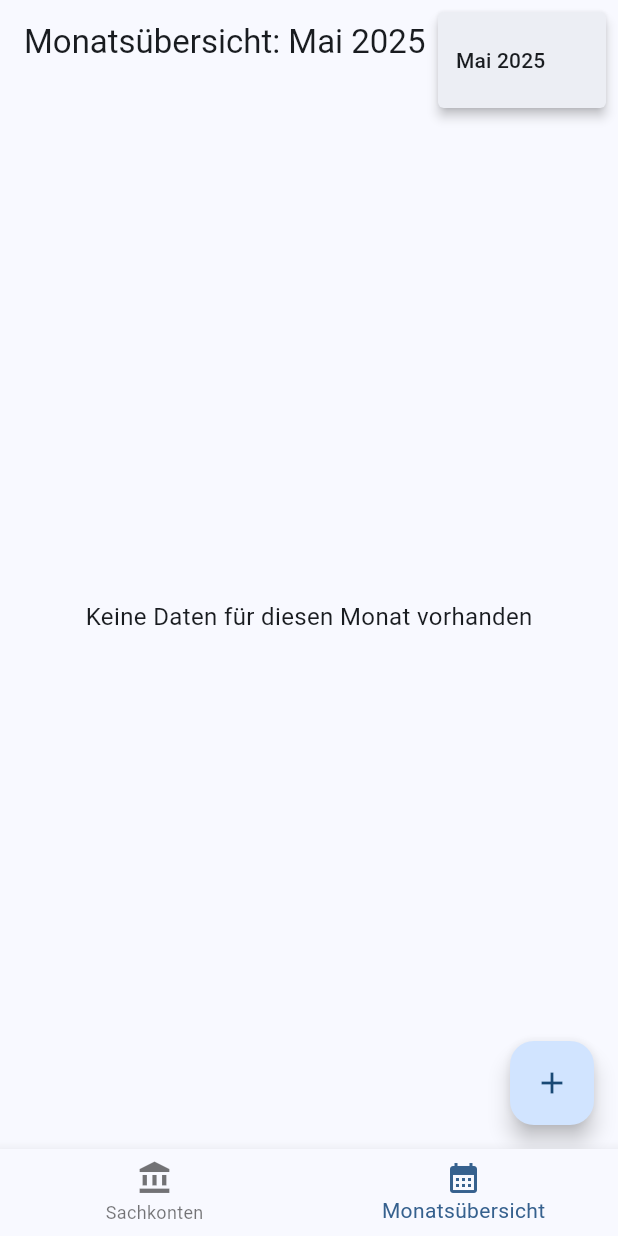
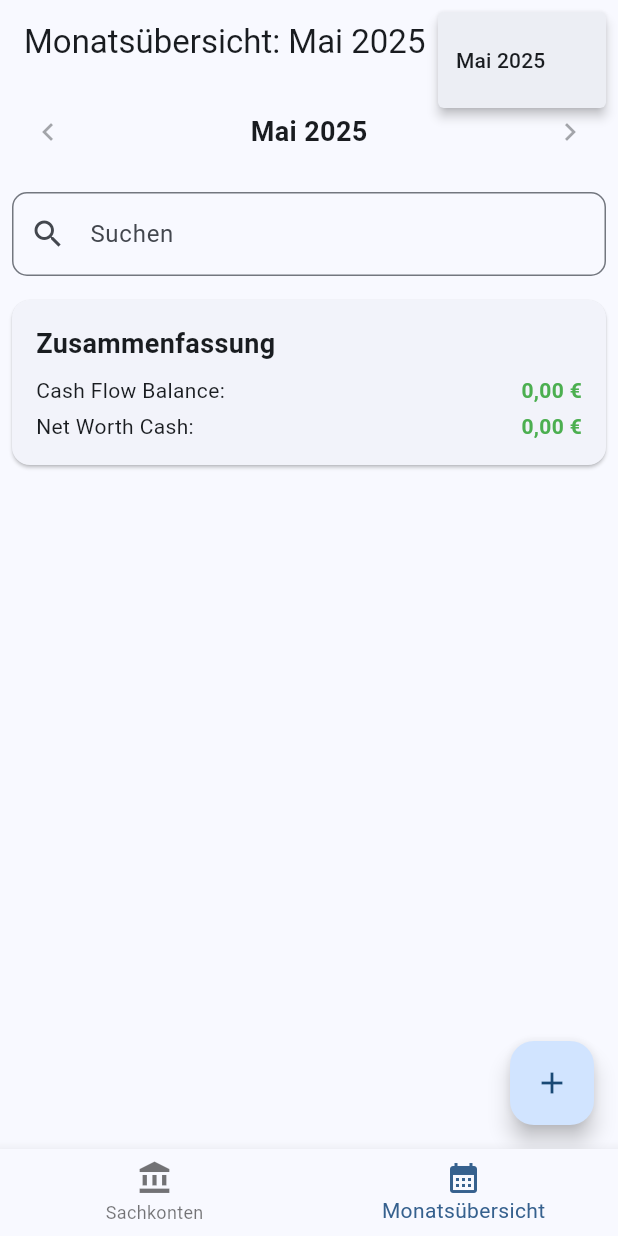
Before and after one commit to Patrick-FL/metacent, a Flutter app: the screen it shows after launch, item 2 of the bottom bar chosen, after a tap on the "calendar month" icon, on a phone screen of 412 x 824 dp. Run offline on Flutter 3.47's test engine with Material 3 defaults, Android fonts, the phone set to English and light mode, and no system bars; our stand-ins replace fl_chart, sqflite_common_ffi; accounts and stored records are empty.

Commit message:
updated views with search filter and build first android version

```diff
--- a/lib/screens/account_list.dart
+++ b/lib/screens/account_list.dart
@@ -12,13 +12,44 @@ class AccountListScreen extends StatefulWidget {
 
 class _AccountListScreenState extends State<AccountListScreen> {
   List<Account> accounts = [];
+  List<Account> filteredAccounts = [];
   List<String> existingGroups = [];
   final dbHelper = DatabaseHelper.instance;
+  final TextEditingController _searchController = TextEditingController();
+  String _searchQuery = '';
 
   @override
   void initState() {
     super.initState();
     _loadAccounts();
+    _searchController.addListener(_onSearchChanged);
+  }
+
+  @override
+  void dispose() {
+    _searchController.removeListener(_onSearchChanged);
+    _searchController.dispose();
+    super.dispose();
+  }
+
+  void _onSearchChanged() {
+    setState(() {
+      _searchQuery = _searchController.text;
+      _filterAccounts();
+    });
+  }
+
+  void _filterAccounts() {
+    if (_searchQuery.isEmpty) {
+      filteredAccounts = accounts;
+    } else {
+      final query = _searchQuery.toLowerCase();
+      filteredAccounts = accounts.where((account) {
+        return account.accountName.toLowerCase().contains(query) ||
+               account.description.toLowerCase().contains(query) ||
+               account.accountGroup.toLowerCase().contains(query);
+      }).toList();
+    }
   }
 
   Future<void> _loadAccounts() async {
@@ -33,6 +64,7 @@ class _AccountListScreenState extends State<AccountListScreen> {
 
     setState(() {
       accounts = loadedAccounts;
+      filteredAccounts = loadedAccounts;
       existingGroups = loadedGroups;
     });
   }
@@ -43,18 +75,49 @@ class _AccountListScreenState extends State<AccountListScreen> {
       appBar: AppBar(
         title: const Text('Sachkonten'),
       ),
-      body: accounts.isEmpty
-          ? const Center(
-              child: Text(
+      body: Column(
+        children: [
+          Padding(
+            padding: const EdgeInsets.all(8.0),
+            child: TextField(
+              controller: _searchController,
+              decoration: InputDecoration(
+                labelText: 'Suchen',
+                hintText: 'Suche nach Kontoname, Beschreibung...',
+                prefixIcon: const Icon(Icons.search),
+                border: OutlineInputBorder(
+                  borderRadius: BorderRadius.circular(10.0),
+                ),
+                suffixIcon: _searchQuery.isNotEmpty
+                  ? IconButton(
+                      icon: const Icon(Icons.clear),
+                      onPressed: () {
+                        _searchController.clear();
+                      },
+                    )
+                  : null,
+              ),
+            ),
+          ),
+          Expanded(
+            child: filteredAccounts.isEmpty
+                ? Center(
+                    child: _searchQuery.isNotEmpty
+                        ? const Text(
+                            'Keine Ergebnisse gefunden',
+                            textAlign: TextAlign.center,
+                            style: TextStyle(fontSize: 16),
+                          )
+                        : const Text(
                             'Keine Sachkonten vorhanden\nKlicken Sie auf + um ein neues Konto anzulegen',
                             textAlign: TextAlign.center,
                             style: TextStyle(fontSize: 16),
                           ),
                   )
                 : ListView.builder(
-              itemCount: accounts.length,
+                    itemCount: filteredAccounts.length,
                     itemBuilder: (context, index) {
-                final account = accounts[index];
+                      final account = filteredAccounts[index];
                       return ListTile(
                         title: Text(account.accountName),
                         subtitle: Column(
@@ -78,6 +141,9 @@ class _AccountListScreenState extends State<AccountListScreen> {
                         onTap: () => _editAccount(account),
                       );
                     },
+                  ),
+          ),
+        ],
       ),
       floatingActionButton: FloatingActionButton(
         onPressed: _createNewAccount,
--- a/lib/screens/monthly_overview.dart
+++ b/lib/screens/monthly_overview.dart
@@ -15,15 +15,55 @@ class MonthlyOverviewScreen extends StatefulWidget {
 class _MonthlyOverviewScreenState extends State<MonthlyOverviewScreen> {
   final dbHelper = DatabaseHelper.instance;
   List<MonthlyBalance> balances = [];
+  List<MonthlyBalance> filteredBalances = [];
   List<Account> accounts = [];
   String selectedMonth = '';
   List<String> availableMonths = [];
   bool isLoading = true;
+  final TextEditingController _searchController = TextEditingController();
+  String _searchQuery = '';
 
   @override
   void initState() {
     super.initState();
     _initializeData();
+    _searchController.addListener(_onSearchChanged);
+  }
+
+  @override
+  void dispose() {
+    _searchController.removeListener(_onSearchChanged);
+    _searchController.dispose();
+    super.dispose();
+  }
+
+  void _onSearchChanged() {
+    setState(() {
+      _searchQuery = _searchController.text;
+      _filterBalances();
+    });
+  }
+
+  void _filterBalances() {
+    if (_searchQuery.isEmpty) {
+      filteredBalances = balances;
+    } else {
+      final query = _searchQuery.toLowerCase();
+      filteredBalances = balances.where((balance) {
+        // Find corresponding account
+        final accountOpt = accounts.where((a) => a.id == balance.accountId).toList();
+        if (accountOpt.isEmpty) {
+          return false;
+        }
+
+        final account = accountOpt.first;
+
+        // Filter by account name, description, or group
+        return account.accountName.toLowerCase().contains(query) ||
+               account.description.toLowerCase().contains(query) ||
+               account.accountGroup.toLowerCase().contains(query);
+      }).toList();
+    }
   }
 
   Future<void> _initializeData() async {
@@ -69,6 +109,7 @@ class _MonthlyOverviewScreenState extends State<MonthlyOverviewScreen> {
         availableMonths = months;
         selectedMonth = currentMonth;
         balances = loadedBalances;
+        filteredBalances = loadedBalances;
         isLoading = false;
       });
     } catch (e) {
@@ -79,6 +120,7 @@ class _MonthlyOverviewScreenState extends State<MonthlyOverviewScreen> {
         availableMonths = [];
         selectedMonth = '';
         balances = [];
+        filteredBalances = [];
       });
 
       // Show error message
@@ -110,6 +152,9 @@ class _MonthlyOverviewScreenState extends State<MonthlyOverviewScreen> {
       setState(() {
         selectedMonth = month;
         balances = loadedBalances;
+        // Reset search when changing months
+        _searchController.clear();
+        filteredBalances = loadedBalances;
         isLoading = false;
       });
     } catch (e) {
@@ -262,14 +307,50 @@ class _MonthlyOverviewScreenState extends State<MonthlyOverviewScreen> {
       ),
       body: isLoading
           ? const Center(child: CircularProgressIndicator())
-          : balances.isEmpty
+          : Column(
+              children: [
+                _buildMonthSelector(),
+
+                // Search bar
+                Padding(
+                  padding: const EdgeInsets.all(8.0),
+                  child: TextField(
+                    controller: _searchController,
+                    decoration: InputDecoration(
+                      labelText: 'Suchen',
+                      hintText: 'Suche nach Kontoname, Beschreibung...',
+                      prefixIcon: const Icon(Icons.search),
+                      border: OutlineInputBorder(
+                        borderRadius: BorderRadius.circular(10.0),
+                      ),
+                      suffixIcon: _searchQuery.isNotEmpty
+                        ? IconButton(
+                            icon: const Icon(Icons.clear),
+                            onPressed: () {
+                              _searchController.clear();
+                            },
+                          )
+                        : null,
+                    ),
+                  ),
+                ),
+
+                _buildSummaryCard(),
+
+                // Balances list with filtered results
+                Expanded(
+                  child: filteredBalances.isEmpty && _searchQuery.isNotEmpty
                     ? const Center(
                         child: Text(
-                    'Keine Daten für diesen Monat vorhanden',
+                          'Keine Ergebnisse gefunden',
+                          textAlign: TextAlign.center,
                           style: TextStyle(fontSize: 16),
                         ),
                       )
                     : _buildBalancesList(),
+                ),
+              ],
+            ),
       floatingActionButton: FloatingActionButton(
         onPressed: _createNewMonth,
         tooltip: 'Neuen Monat erstellen',
@@ -278,60 +359,55 @@ class _MonthlyOverviewScreenState extends State<MonthlyOverviewScreen> {
     );
   }
 
-  Widget _buildBalancesList() {
-    // Gruppiere Balances nach Kontotyp
-    final Map<AccountType, List<MonthlyBalance>> groupedBalances = {};
-    List<MonthlyBalance> validBalances = [];
-
-    // Filter out balances with missing accounts
-    for (var balance in balances) {
-      try {
-        final accountOpt = accounts.where((a) => a.id == balance.accountId).toList();
-        if (accountOpt.isEmpty) {
-          print('Warning: Account with ID ${balance.accountId} not found for balance. Skipping this balance.');
-          continue;
+  Widget _buildMonthSelector() {
+    return Padding(
+      padding: const EdgeInsets.all(8.0),
+      child: Row(
+        mainAxisAlignment: MainAxisAlignment.center,
+        children: [
+          IconButton(
+            icon: const Icon(Icons.chevron_left),
+            onPressed: availableMonths.indexOf(selectedMonth) < availableMonths.length - 1
+                ? () {
+                    final currentIndex = availableMonths.indexOf(selectedMonth);
+                    if (currentIndex < availableMonths.length - 1) {
+                      _loadBalancesForMonth(availableMonths[currentIndex + 1]);
+                    }
+                  }
+                : null,
+          ),
+          Expanded(
+            child: Center(
+              child: Text(
+                _formatMonth(selectedMonth),
+                style: const TextStyle(fontSize: 18, fontWeight: FontWeight.bold),
+              ),
+            ),
+          ),
+          IconButton(
+            icon: const Icon(Icons.chevron_right),
+            onPressed: availableMonths.indexOf(selectedMonth) > 0
+                ? () {
+                    final currentIndex = availableMonths.indexOf(selectedMonth);
+                    if (currentIndex > 0) {
+                      _loadBalancesForMonth(availableMonths[currentIndex - 1]);
+                    }
+                  }
+                : null,
+          ),
+        ],
+      ),
+    );
   }
 
-        validBalances.add(balance);
-      } catch (e) {
-        print('Error processing balance: $e');
-      }
-    }
-
-    // Group valid balances by account type
-    for (var balance in validBalances) {
-      try {
-        // Find the account or skip this balance if not found
-        final accountOpt = accounts.where((a) => a.id == balance.accountId).toList();
-        if (accountOpt.isEmpty) {
-          print('Warning: Account with ID ${balance.accountId} not found.');
-          continue;
-        }
-
-        final account = accountOpt.first;
-
-        if (!groupedBalances.containsKey(account.accountType)) {
-          groupedBalances[account.accountType] = [];
-        }
-
-        groupedBalances[account.accountType]!.add(balance);
-      } catch (e) {
-        print('Error grouping balance: $e');
-      }
-    }
-
-    // Berechne Summen
+  Widget _buildSummaryCard() {
+    // Calculate totals based on the filtered balances
     double totalCashFlow = 0;
     double totalNetWorth = 0;
 
-    for (var balance in validBalances) {
-      try {
-        // Find the account or skip this balance if not found
+    for (var balance in filteredBalances) {
       final accountOpt = accounts.where((a) => a.id == balance.accountId).toList();
-        if (accountOpt.isEmpty) {
-          print('Warning: Account with ID ${balance.accountId} not found.');
-          continue;
-        }
+      if (accountOpt.isEmpty) continue;
 
       final account = accountOpt.first;
 
@@ -352,24 +428,21 @@ class _MonthlyOverviewScreenState extends State<MonthlyOverviewScreen> {
       } else if (account.accountType == AccountType.moneyCredit) {
         totalNetWorth -= balance.balance;
       }
-      } catch (e) {
-        print('Error calculating totals: $e');
-      }
     }
 
-    return Column(
-      children: [
-        // Zusammenfassung
-        Card(
-          margin: const EdgeInsets.all(8),
+    return Card(
+      margin: const EdgeInsets.all(8.0),
       child: Padding(
-            padding: const EdgeInsets.all(16),
+        padding: const EdgeInsets.all(16.0),
         child: Column(
           crossAxisAlignment: CrossAxisAlignment.start,
           children: [
             const Text(
               'Zusammenfassung',
-                  style: TextStyle(fontSize: 18, fontWeight: FontWeight.bold),
+              style: TextStyle(
+                fontSize: 18,
+                fontWeight: FontWeight.bold,
+              ),
             ),
             const SizedBox(height: 8),
             Row(
@@ -402,11 +475,27 @@ class _MonthlyOverviewScreenState extends State<MonthlyOverviewScreen> {
           ],
         ),
       ),
-        ),
+    );
+  }
 
-        // Liste der Konten nach Typ
-        Expanded(
-          child: ListView(
+  Widget _buildBalancesList() {
+    // Gruppiere Balances nach Kontotyp
+    final Map<AccountType, List<MonthlyBalance>> groupedBalances = {};
+
+    for (var balance in filteredBalances) {
+      final accountOpt = accounts.where((a) => a.id == balance.accountId).toList();
+      if (accountOpt.isEmpty) continue;
+
+      final account = accountOpt.first;
+
+      if (!groupedBalances.containsKey(account.accountType)) {
+        groupedBalances[account.accountType] = [];
+      }
+
+      groupedBalances[account.accountType]!.add(balance);
+    }
+
+    return ListView(
       children: AccountType.values.map((type) {
         final typeBalances = groupedBalances[type] ?? [];
 
@@ -470,9 +559,6 @@ class _MonthlyOverviewScreenState extends State<MonthlyOverviewScreen> {
           ],
         );
       }).toList(),
-          ),
-        ),
-      ],
     );
   }
 }
```
Also changed, not shown: 126 other files. Lines whose indentation alone changed are shown as unchanged.
